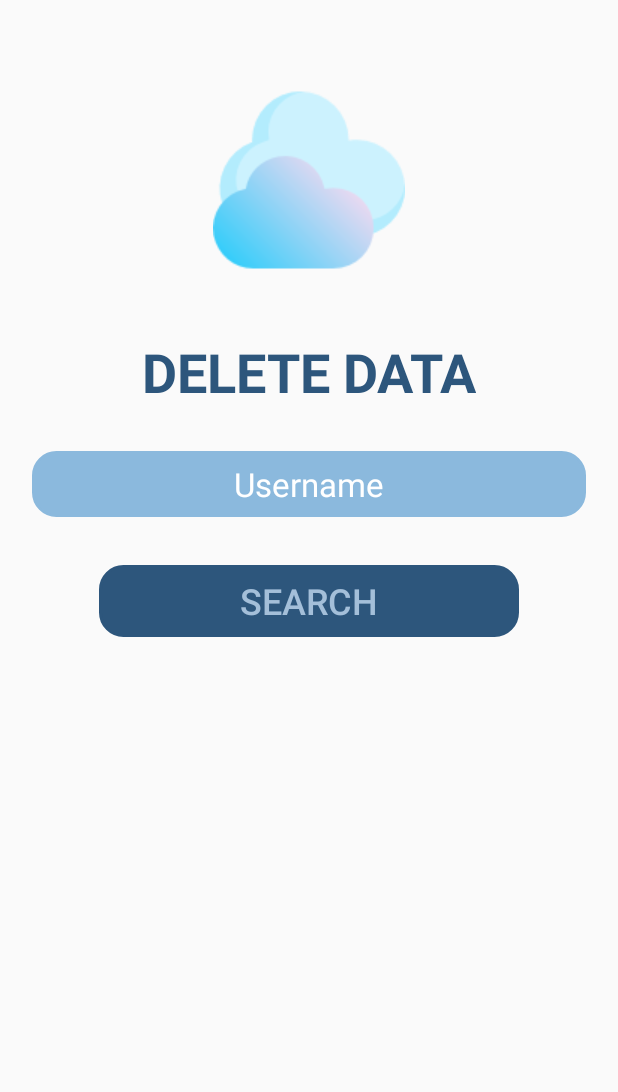
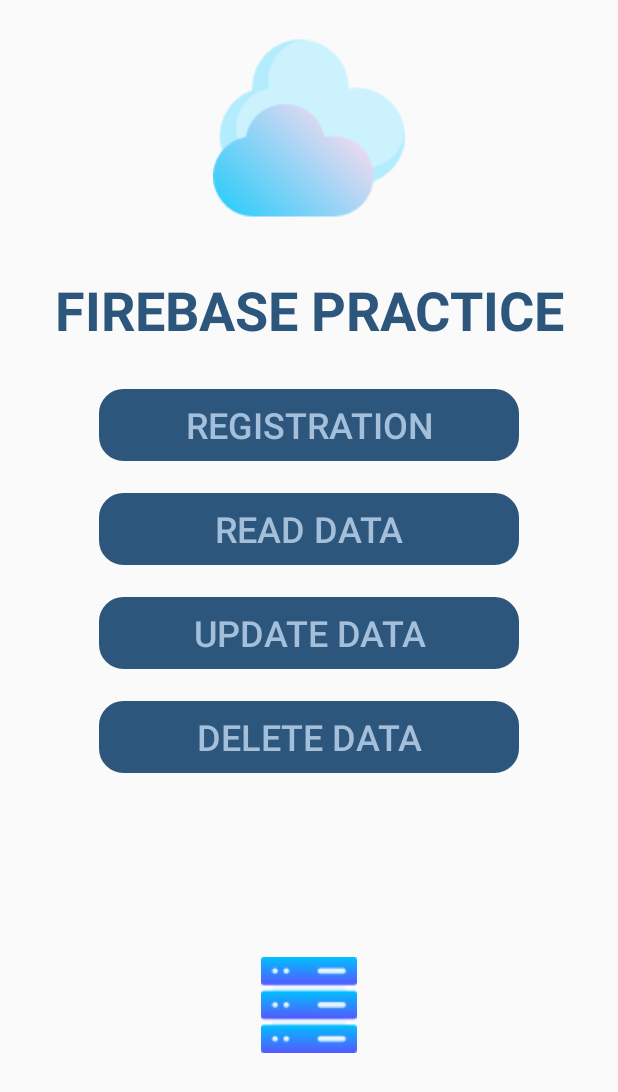
Before and after one commit to eduVieiraAF/FirebasePractice, an Android app: the screen it shows after launch (Delete before the commit, StartActivity after it), on a phone screen of 412 x 824 dp. Shown: the top 1092 px of the screen. Run offline under Robolectric (Android 15) with nearby library versions, the phone set to English and light mode, and no system bars.

Commit message:
Starting page + few minor adjustments
Added a starter page and adjusted a few thing to make it look better.

I think this is done.

```diff
--- a/app/src/main/AndroidManifest.xml
+++ b/app/src/main/AndroidManifest.xml
@@ -12,7 +12,7 @@
         android:supportsRtl="true"
         android:theme="@style/Theme.FirebasePractice">
         <activity
-            android:name=".Delete"
+            android:name=".StartActivity"
             android:exported="true">
             <intent-filter>
                 <action android:name="android.intent.action.MAIN" />
@@ -21,8 +21,11 @@
             </intent-filter>
         </activity>
         <activity
+            android:name=".Delete"
+            android:exported="false"/>
+        <activity
             android:name=".UpdateData"
-            android:exported="false"/>
+            android:exported="false" />
         <activity
             android:name=".ReadData"
             android:exported="false" />
--- a/app/src/main/java/com/example/firebasepractice/MainActivity.kt
+++ b/app/src/main/java/com/example/firebasepractice/MainActivity.kt
@@ -18,7 +18,6 @@ class MainActivity : AppCompatActivity() {
         binding = ActivityMainBinding.inflate(layoutInflater)
         setContentView(binding.root)
 
-        binding.txtName.requestFocus()
         binding.btnLogin.setOnClickListener {
 
             val fulName = binding.txtName.text.toString()
--- /dev/null
+++ b/app/src/main/java/com/example/firebasepractice/StartActivity.kt
@@ -0,0 +1,42 @@
+package com.example.firebasepractice
+
+import android.content.Intent
+import androidx.appcompat.app.AppCompatActivity
+import android.os.Bundle
+import com.example.firebasepractice.databinding.ActivityStartBinding
+
+class StartActivity : AppCompatActivity() {
+
+    private lateinit var binding: ActivityStartBinding
+
+    override fun onCreate(savedInstanceState: Bundle?) {
+
+        super.onCreate(savedInstanceState)
+        binding = ActivityStartBinding.inflate(layoutInflater)
+        setContentView(binding.root)
+
+        binding.btnRegister.setOnClickListener {
+
+            val intent = Intent(this, MainActivity::class.java).apply{->}
+            startActivity(intent)
+        }
+
+        binding.btnReadData.setOnClickListener {
+
+            val intent = Intent(this, ReadData::class.java).apply {->}
+            startActivity(intent)
+        }
+
+        binding.btnUpdate2.setOnClickListener {
+
+            val intent = Intent(this, UpdateData::class.java).apply {->}
+            startActivity(intent)
+        }
+
+        binding.btnDelete.setOnClickListener {
+
+            val intent = Intent(this, Delete::class.java).apply {->}
+            startActivity(intent)
+        }
+    }
+}
--- a/app/src/main/res/layout/activity_read_data.xml
+++ b/app/src/main/res/layout/activity_read_data.xml
@@ -119,10 +119,14 @@
                 android:layout_width="wrap_content"
                 android:layout_height="wrap_content"
                 android:textSize="22sp"
+                android:layout_marginStart="3dp"
+                android:layout_marginEnd="3dp"
                 android:textColor="@color/deep_blue"
                 app:layout_constraintStart_toEndOf="@id/txt_name2"
                 app:layout_constraintTop_toTopOf="parent"
-                android:maxLines="1"
+                app:layout_constraintEnd_toEndOf="parent"
+                android:maxLines="2"
+                android:gravity="center"
                 android:layout_margin="21dp"/>
 
             <TextView
--- /dev/null
+++ b/app/src/main/res/layout/activity_start.xml
@@ -0,0 +1,105 @@
+<?xml version="1.0" encoding="utf-8"?>
+<androidx.constraintlayout.widget.ConstraintLayout xmlns:android="http://schemas.android.com/apk/res/android"
+    xmlns:app="http://schemas.android.com/apk/res-auto"
+    xmlns:tools="http://schemas.android.com/tools"
+    android:layout_width="match_parent"
+    android:layout_height="match_parent"
+    tools:context=".StartActivity">
+
+    <ImageView
+        android:id="@+id/logoMain"
+        android:layout_width="wrap_content"
+        android:layout_height="wrap_content"
+        android:layout_marginTop="21dp"
+        app:layout_constraintStart_toStartOf="parent"
+        app:layout_constraintTop_toTopOf="parent"
+        app:layout_constraintEnd_toEndOf="parent"
+        android:src="@drawable/cloudy"
+        tools:ignore="ContentDescription" />
+
+    <TextView
+        android:id="@+id/txt_firebase"
+        android:layout_width="wrap_content"
+        android:layout_height="wrap_content"
+        android:text="FIREBASE PRACTICE"
+        android:textColor="@color/prussian_blue"
+        android:textSize="36sp"
+        android:textStyle="bold"
+        android:padding="7dp"
+        android:layout_marginTop="25dp"
+        app:layout_constraintTop_toBottomOf="@id/logoMain"
+        app:layout_constraintStart_toStartOf="parent"
+        app:layout_constraintEnd_toEndOf="parent"
+        tools:ignore="HardcodedText" />
+
+    <Button
+        android:id="@+id/btn_register"
+        android:layout_width="280dp"
+        android:layout_height="wrap_content"
+        android:layout_marginTop="21dp"
+        android:text="REGISTRATION"
+        android:textSize="24sp"
+        android:textColor="@color/blissful_blue"
+        android:background="@drawable/round_shape"
+        android:backgroundTint="@color/prussian_blue"
+        tools:ignore="HardcodedText"
+        app:layout_constraintTop_toBottomOf="@id/txt_firebase"
+        app:layout_constraintStart_toStartOf="parent"
+        app:layout_constraintEnd_toEndOf="parent"/>
+
+    <Button
+        android:id="@+id/btn_readData"
+        android:layout_width="280dp"
+        android:layout_height="wrap_content"
+        android:layout_marginTop="21dp"
+        android:text="READ DATA"
+        android:textSize="24sp"
+        android:textColor="@color/blissful_blue"
+        android:background="@drawable/round_shape"
+        android:backgroundTint="@color/prussian_blue"
+        tools:ignore="HardcodedText"
+        app:layout_constraintTop_toBottomOf="@id/btn_register"
+        app:layout_constraintStart_toStartOf="parent"
+        app:layout_constraintEnd_toEndOf="parent"/>
+
+    <Button
+        android:id="@+id/btn_update2"
+        android:layout_width="280dp"
+        android:layout_height="wrap_content"
+        android:layout_marginTop="21dp"
+        android:text="UPDATE DATA"
+        android:textSize="24sp"
+        android:textColor="@color/blissful_blue"
+        android:background="@drawable/round_shape"
+        android:backgroundTint="@color/prussian_blue"
+        tools:ignore="HardcodedText"
+        app:layout_constraintTop_toBottomOf="@id/btn_readData"
+        app:layout_constraintStart_toStartOf="parent"
+        app:layout_constraintEnd_toEndOf="parent"/>
+
+    <Button
+        android:id="@+id/btn_delete"
+        android:layout_width="280dp"
+        android:layout_height="wrap_content"
+        android:layout_marginTop="21dp"
+        android:text="DELETE DATA"
+        android:textSize="24sp"
+        android:textColor="@color/blissful_blue"
+        android:background="@drawable/round_shape"
+        android:backgroundTint="@color/prussian_blue"
+        tools:ignore="HardcodedText"
+        app:layout_constraintTop_toBottomOf="@id/btn_update2"
+        app:layout_constraintStart_toStartOf="parent"
+        app:layout_constraintEnd_toEndOf="parent"/>
+
+    <ImageView
+        android:id="@+id/server"
+        android:layout_width="wrap_content"
+        android:layout_height="wrap_content"
+        android:src="@drawable/server"
+        app:layout_constraintTop_toBottomOf="@id/btn_delete"
+        app:layout_constraintStart_toStartOf="parent"
+        app:layout_constraintEnd_toEndOf="parent"
+        app:layout_constraintBottom_toBottomOf="parent"/>
+
+</androidx.constraintlayout.widget.ConstraintLayout>
```
Also changed, not shown: app/src/main/res/drawable/server.png (added).
